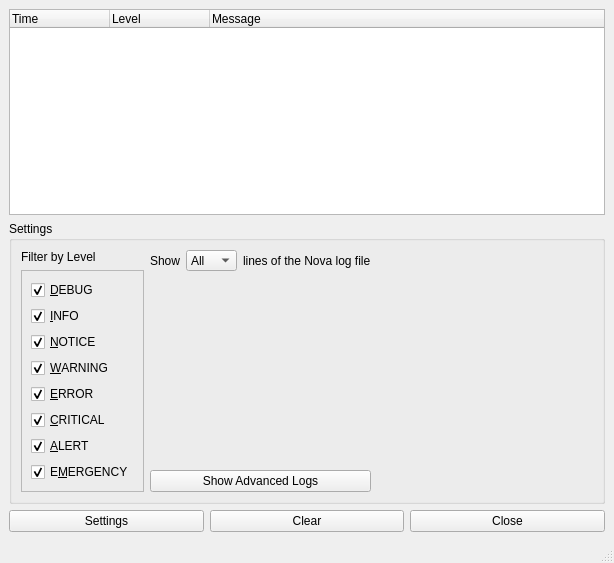
Above: NovaGUI/UI/loggerwindow.ui from altf4/Nova before the change. Below: the same form after it.
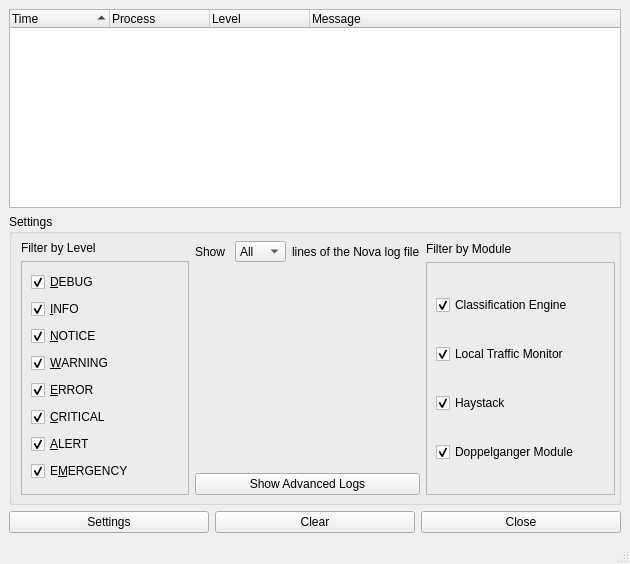
That is the form after the change.

Commit message:
GUI: Working on the Logger Window
- Getting some of the other settings features finished, filtering by log level
  and process, etc.
- Modified the Logger class to accept the parent module name; right now
  it's very explicit with a hardcoded string in each class, but I will change that
  once some of the bigger architectural changes are addressed.

What changed in the file:
```diff
--- a/NovaGUI/UI/loggerwindow.ui
+++ b/NovaGUI/UI/loggerwindow.ui
@@ -6,19 +6,35 @@
    <rect>
     <x>0</x>
     <y>0</y>
-    <width>614</width>
-    <height>563</height>
+    <width>630</width>
+    <height>564</height>
    </rect>
   </property>
+  <property name="sizePolicy">
+   <sizepolicy hsizetype="MinimumExpanding" vsizetype="MinimumExpanding">
+    <horstretch>0</horstretch>
+    <verstretch>0</verstretch>
+   </sizepolicy>
+  </property>
+  <property name="minimumSize">
+   <size>
+    <width>630</width>
+    <height>0</height>
+   </size>
+  </property>
+  <property name="maximumSize">
+   <size>
+    <width>630</width>
+    <height>16777215</height>
+   </size>
+  </property>
   <property name="windowTitle">
    <string>MainWindow</string>
   </property>
   <widget class="QWidget" name="centralwidget">
-   <layout class="QGridLayout" name="gridLayout">
-    <item row="0" column="0">
-     <layout class="QVBoxLayout" name="verticalLayout_4">
+   <layout class="QVBoxLayout" name="verticalLayout_7">
       <item>
-       <layout class="QVBoxLayout" name="verticalLayout_3">
+     <layout class="QVBoxLayout" name="verticalLayout_6">
         <item>
          <widget class="QTreeWidget" name="logDisplay">
           <property name="sizePolicy">
@@ -42,6 +58,9 @@
           <property name="itemsExpandable">
            <bool>false</bool>
           </property>
+        <property name="sortingEnabled">
+         <bool>true</bool>
+        </property>
           <property name="expandsOnDoubleClick">
            <bool>false</bool>
           </property>
@@ -56,6 +75,11 @@
             <set>AlignLeft|AlignVCenter</set>
            </property>
           </column>
+        <column>
+         <property name="text">
+          <string>Process</string>
+         </property>
+        </column>
           <column>
            <property name="text">
             <string>Level</string>
@@ -69,13 +93,21 @@
          </widget>
         </item>
         <item>
+       <layout class="QVBoxLayout" name="verticalLayout_5">
+        <item>
          <widget class="QGroupBox" name="settingsBoxAdv">
           <property name="sizePolicy">
-           <sizepolicy hsizetype="Preferred" vsizetype="Maximum">
+           <sizepolicy hsizetype="Preferred" vsizetype="Fixed">
             <horstretch>0</horstretch>
             <verstretch>0</verstretch>
            </sizepolicy>
           </property>
+          <property name="minimumSize">
+           <size>
+            <width>589</width>
+            <height>291</height>
+           </size>
+          </property>
           <property name="maximumSize">
            <size>
             <width>16777215</width>
@@ -85,8 +117,15 @@
           <property name="title">
            <string>Settings</string>
           </property>
-          <layout class="QHBoxLayout" name="horizontalLayout_4">
-           <item>
+          <widget class="QWidget" name="">
+           <property name="geometry">
+            <rect>
+             <x>12</x>
+             <y>27</y>
+             <width>594</width>
+             <height>254</height>
+            </rect>
+           </property>
             <layout class="QHBoxLayout" name="horizontalLayout_3">
              <item>
               <layout class="QVBoxLayout" name="verticalLayout_2">
@@ -100,7 +139,7 @@
                <item>
                 <widget class="QFrame" name="frame">
                  <property name="sizePolicy">
-                  <sizepolicy hsizetype="Fixed" vsizetype="MinimumExpanding">
+                 <sizepolicy hsizetype="Minimum" vsizetype="MinimumExpanding">
                    <horstretch>0</horstretch>
                    <verstretch>0</verstretch>
                   </sizepolicy>
@@ -255,7 +294,7 @@
                    <widget class="QCheckBox" name="checkEmergency">
                     <property name="minimumSize">
                      <size>
-                      <width>0</width>
+                     <width>119</width>
                       <height>20</height>
                      </size>
                     </property>
@@ -281,9 +320,21 @@
                 <layout class="QHBoxLayout" name="horizontalLayout_2">
                  <item>
                   <widget class="QLabel" name="showLabel">
+                  <property name="sizePolicy">
+                   <sizepolicy hsizetype="Fixed" vsizetype="Preferred">
+                    <horstretch>0</horstretch>
+                    <verstretch>0</verstretch>
+                   </sizepolicy>
+                  </property>
+                  <property name="minimumSize">
+                   <size>
+                    <width>34</width>
+                    <height>0</height>
+                   </size>
+                  </property>
                    <property name="maximumSize">
                     <size>
-                     <width>61</width>
+                    <width>34</width>
                      <height>21</height>
                     </size>
                    </property>
@@ -371,24 +422,101 @@
               </layout>
              </item>
              <item>
-              <spacer name="horizontalSpacer">
-               <property name="orientation">
-                <enum>Qt::Horizontal</enum>
-               </property>
-               <property name="sizeHint" stdset="0">
+             <layout class="QVBoxLayout" name="verticalLayout_4">
+              <item>
+               <widget class="QLabel" name="label">
+                <property name="sizePolicy">
+                 <sizepolicy hsizetype="Fixed" vsizetype="Fixed">
+                  <horstretch>0</horstretch>
+                  <verstretch>0</verstretch>
+                 </sizepolicy>
+                </property>
+                <property name="minimumSize">
                 <size>
-                 <width>40</width>
-                 <height>20</height>
-                </size>
-               </property>
-              </spacer>
-             </item>
-            </layout>
-           </item>
+                  <width>101</width>
+                  <height>15</height>
+                 </size>
+                </property>
+                <property name="maximumSize">
+                 <size>
+                  <width>101</width>
+                  <height>15</height>
+                 </size>
+                </property>
+                <property name="text">
+                 <string>Filter by Module</string>
+                </property>
+               </widget>
+              </item>
+              <item>
+               <widget class="QFrame" name="frame_2">
+                <property name="sizePolicy">
+                 <sizepolicy hsizetype="Fixed" vsizetype="MinimumExpanding">
+                  <horstretch>0</horstretch>
+                  <verstretch>0</verstretch>
+                 </sizepolicy>
+                </property>
+                <property name="minimumSize">
+                 <size>
+                  <width>189</width>
+                  <height>219</height>
+                 </size>
+                </property>
+                <property name="frameShape">
+                 <enum>QFrame::StyledPanel</enum>
+                </property>
+                <property name="frameShadow">
+                 <enum>QFrame::Raised</enum>
+                </property>
+                <layout class="QGridLayout" name="gridLayout">
+                 <item row="0" column="0">
+                  <widget class="QCheckBox" name="checkClassification">
+                   <property name="text">
+                    <string>Classification Engine</string>
+                   </property>
+                   <property name="checked">
+                    <bool>true</bool>
+                   </property>
+                  </widget>
+                 </item>
+                 <item row="1" column="0">
+                  <widget class="QCheckBox" name="checkLocalTraffic">
+                   <property name="text">
+                    <string>Local Traffic Monitor</string>
+                   </property>
+                   <property name="checked">
+                    <bool>true</bool>
+                   </property>
+                  </widget>
+                 </item>
+                 <item row="2" column="0">
+                  <widget class="QCheckBox" name="checkHaystack">
+                   <property name="text">
+                    <string>Haystack</string>
+                   </property>
+                   <property name="checked">
+                    <bool>true</bool>
+                   </property>
+                  </widget>
+                 </item>
+                 <item row="3" column="0">
+                  <widget class="QCheckBox" name="checkDoppelganger">
+                   <property name="text">
+                    <string>Doppelganger Module</string>
+                   </property>
+                   <property name="checked">
+                    <bool>true</bool>
+                   </property>
+                  </widget>
+                 </item>
           </layout>
          </widget>
         </item>
        </layout>
+            </item>
+           </layout>
+          </widget>
+         </widget>
       </item>
       <item>
        <layout class="QHBoxLayout" name="horizontalLayout">
@@ -412,6 +540,8 @@
            <string>Close</string>
           </property>
          </widget>
+          </item>
+         </layout>
         </item>
        </layout>
       </item>
```
Left out of the diff: 6 changed lines with no effect on the pictures. Lines whose indentation alone changed are shown as unchanged. The commit also changes 4 other files.
